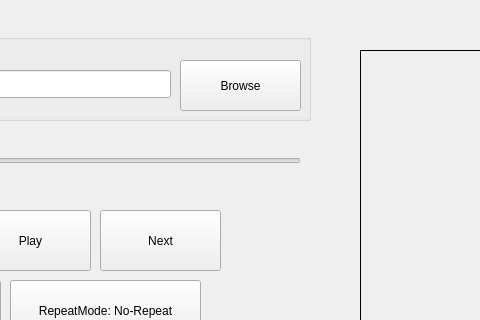
Before: the Qt Designer form MusicRoom/musicroom.ui in Mamad-MD/JukeBox-MusicPlayer-, drawn with Qt 5; both pictures show x 570 to 1050 and y 0 to 320 of the 1280 by 812 pixel window.
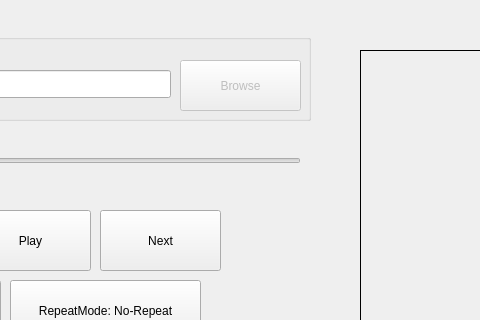
After: the same form once the commit is applied.

The edit to the form file:
```diff
--- a/MusicRoom/musicroom.ui
+++ b/MusicRoom/musicroom.ui
@@ -154,6 +154,9 @@
      <string>Folder Selection</string>
     </property>
     <widget class="QPushButton" name="PushButton_Browse">
+     <property name="enabled">
+      <bool>false</bool>
+     </property>
      <property name="geometry">
       <rect>
        <x>410</x>
```
Left out of the diff: 2 changed lines with no effect on the pictures.
